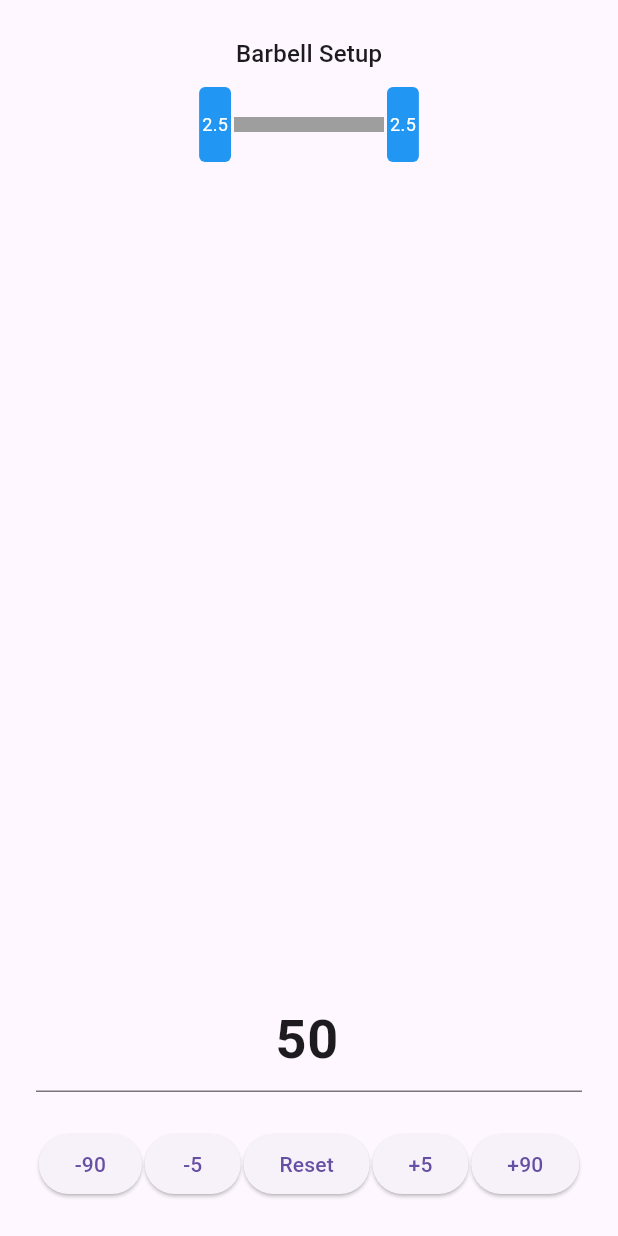
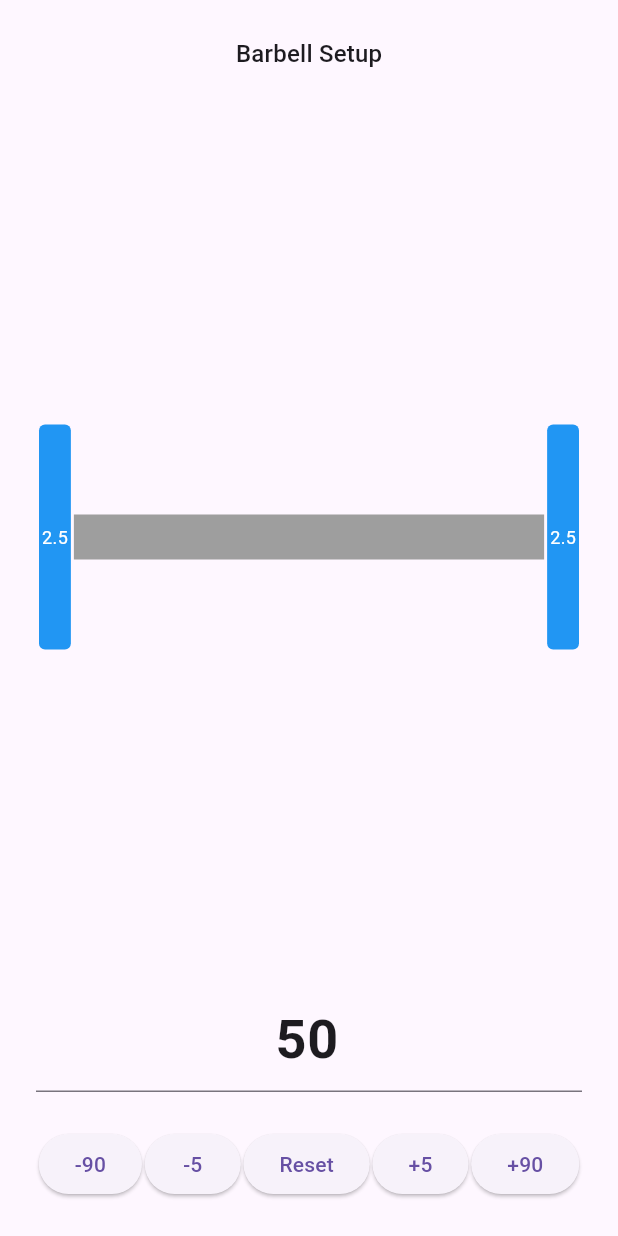
Before and after one commit to Baggins5066/barbellCalculator, a Flutter app: the screen it shows after launch, item 4 of the bottom bar chosen, on a phone screen of 412 x 824 dp. Run offline on Flutter 3.47's test engine with Material 3 defaults, Android fonts, the phone set to English and light mode, and no system bars.

Commit message:
Moved diagram to middle

```diff
--- a/barbell_calculator/lib/main.dart
+++ b/barbell_calculator/lib/main.dart
@@ -56,10 +56,12 @@ class _BarbellCalculatorHomeState extends State<BarbellCalculatorHome> {
   Widget buildBarbellDiagram() {
     List<double> plates = getPlatesNeeded();
     return Row(
-      mainAxisAlignment: MainAxisAlignment.center,
+      mainAxisAlignment: MainAxisAlignment.spaceBetween,
       children: [
         ...plates.reversed.map((w) => buildPlate(w)),
-        Container(width: 100, height: 10, color: Colors.grey),
+        Expanded(
+          child: Container(height: 30, color: Colors.grey),
+        ),
         ...plates.map((w) => buildPlate(w)),
       ],
     );
@@ -70,7 +72,7 @@ class _BarbellCalculatorHomeState extends State<BarbellCalculatorHome> {
     return Container(
       margin: const EdgeInsets.symmetric(horizontal: 2),
       width: 20 + weight / 2,
-      height: 50,
+      height: 150,
       decoration: BoxDecoration(
         color: Colors.blue,
         borderRadius: BorderRadius.circular(4),
@@ -92,8 +94,11 @@ class _BarbellCalculatorHomeState extends State<BarbellCalculatorHome> {
             children: [
               Text('Barbell Setup', style: Theme.of(context).textTheme.titleMedium),
               const SizedBox(height: 10),
-              buildBarbellDiagram(),
-              const Spacer(),
+              Expanded(
+                child: Center(
+                  child: buildBarbellDiagram(),
+                ),
+              ),
               TextField(
                 controller: _controller,
                 keyboardType: TextInputType.number,
```
